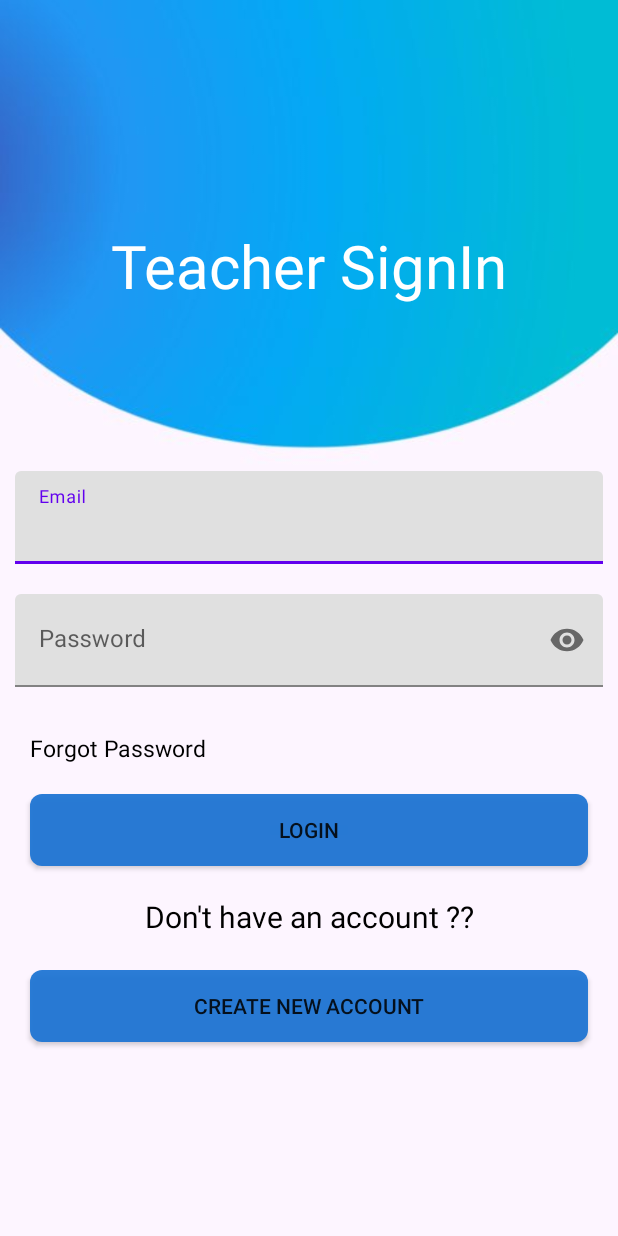
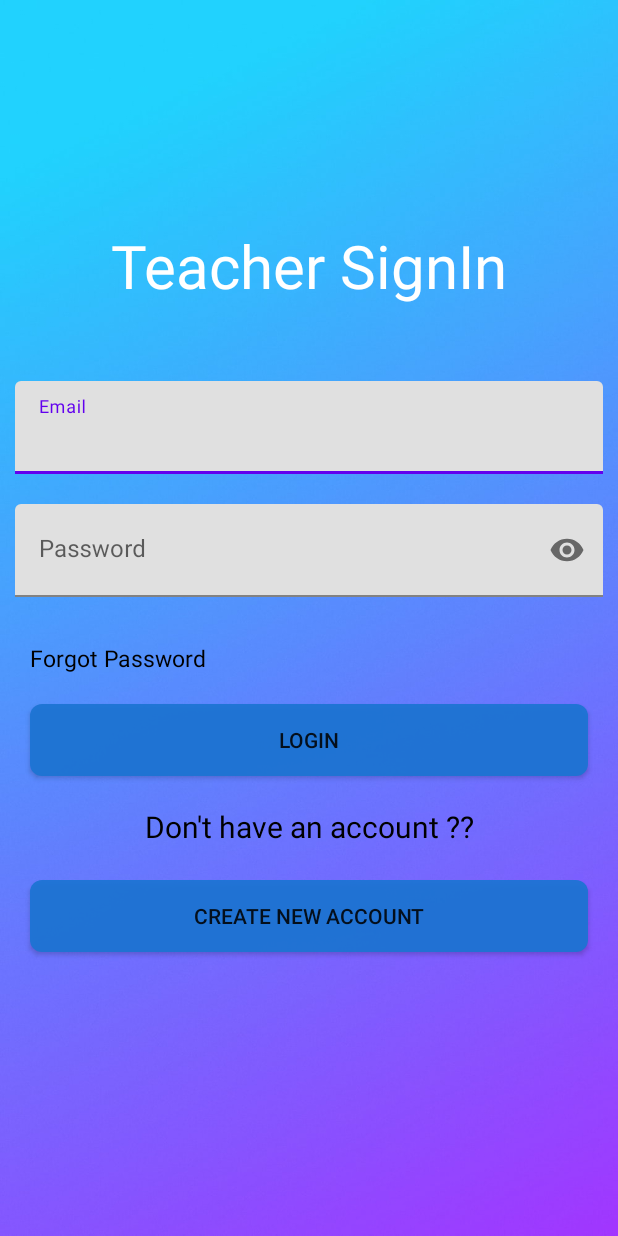
Before and after one commit to idurvankurbalkawade/StudentConnect, an Android app: the TeacherLogin screen opened directly, with no data from a screen before it, on a phone screen of 412 x 824 dp. Run offline under Robolectric (Android 15) with nearby library versions, the phone set to English and light mode, and no system bars; our stand-ins replace Firebase (no records; nobody signed in at launch, a user with empty details on screens opened directly).

Commit message:
Changes in Teacher Login UI

```diff
--- a/app/src/main/res/layout/activity_teacher_login.xml
+++ b/app/src/main/res/layout/activity_teacher_login.xml
@@ -4,7 +4,7 @@
     xmlns:tools="http://schemas.android.com/tools"
     android:layout_width="match_parent"
     android:layout_height="match_parent"
-    android:background="@drawable/login"
+    android:background="@drawable/wall_gradient"
     tools:context=".TeacherLogin">
 
     <RelativeLayout
@@ -28,7 +28,7 @@
         android:layout_height="wrap_content"
         android:id="@+id/til_email"
         android:layout_below="@+id/signin"
-        android:layout_marginTop="100dp"
+        android:layout_marginTop="40dp"
         >
 
         <EditText
```
